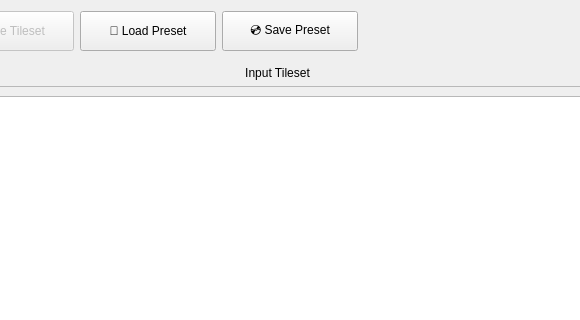
Above: view/tileset_editor.ui from Loxed/porypal before the change; both pictures show x 215 to 795 and y 0 to 320 of the 1024 by 768 pixel window. Below: the same form after it.
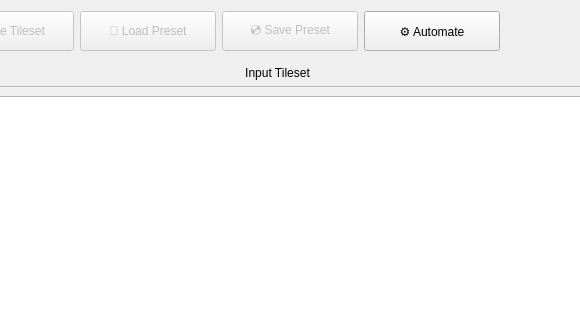
That is the form after the change.

```diff
--- a/view/tileset_editor.ui
+++ b/view/tileset_editor.ui
@@ -59,6 +59,9 @@
      </item>
      <item>
       <widget class="QPushButton" name="btn_load_preset">
+       <property name="enabled">
+        <bool>false</bool>
+       </property>
        <property name="sizePolicy">
         <sizepolicy hsizetype="Fixed" vsizetype="Fixed">
          <horstretch>0</horstretch>
@@ -78,6 +81,9 @@
      </item>
      <item>
       <widget class="QPushButton" name="btn_save_preset">
+       <property name="enabled">
+        <bool>false</bool>
+       </property>
        <property name="sizePolicy">
         <sizepolicy hsizetype="Fixed" vsizetype="Fixed">
          <horstretch>0</horstretch>
@@ -95,6 +101,19 @@
        </property>
       </widget>
      </item>
+     <item>
+      <widget class="QPushButton" name="btn_automate">
+       <property name="minimumSize">
+        <size>
+         <width>136</width>
+         <height>40</height>
+        </size>
+       </property>
+       <property name="text">
+        <string>⚙️ Automate</string>
+       </property>
+      </widget>
+     </item>
      <item>
       <spacer name="horizontalSpacer">
        <property name="orientation">
```
